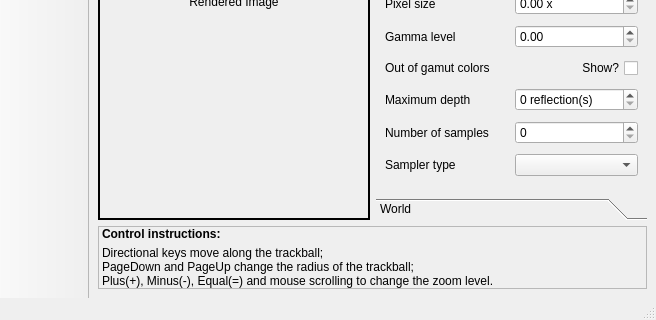
Old version of the form lib/mainwindow.ui in the repository thiagowfx/raytracer-lcg-2014; both pictures show x 0 to 656 and y 254 to 574 of the 656 by 574 pixel window.
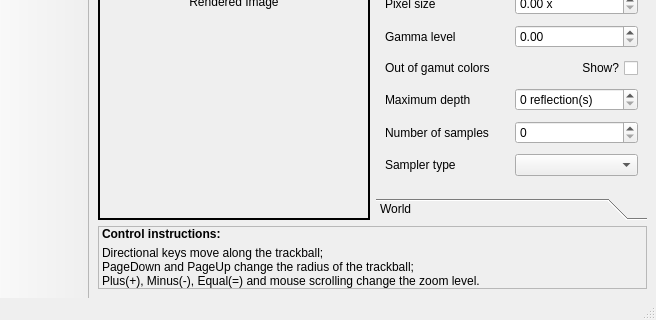
New version of the form. Icons and pictures are not drawn.

```diff
--- a/lib/mainwindow.ui
+++ b/lib/mainwindow.ui
@@ -249,7 +249,7 @@
 &lt;p style=&quot; margin-top:0px; margin-bottom:0px; margin-left:0px; margin-right:0px; -qt-block-indent:0; text-indent:0px;&quot;&gt;&lt;span style=&quot; font-weight:600;&quot;&gt;Control instructions:&lt;/span&gt;&lt;/p&gt;
 &lt;ul style=&quot;margin-top: 0px; margin-bottom: 0px; margin-left: 0px; margin-right: 0px; -qt-list-indent: 0;&quot;&gt;&lt;li style=&quot; margin-top:5px; margin-bottom:0px; margin-left:0px; margin-right:0px; -qt-block-indent:0; text-indent:0px;&quot;&gt;Directional keys move along the trackball;&lt;/li&gt;
 &lt;li style=&quot; margin-top:0px; margin-bottom:0px; margin-left:0px; margin-right:0px; -qt-block-indent:0; text-indent:0px;&quot;&gt;PageDown and PageUp change the radius of the trackball;&lt;/li&gt;
-&lt;li style=&quot; margin-top:0px; margin-bottom:12px; margin-left:0px; margin-right:0px; -qt-block-indent:0; text-indent:0px;&quot;&gt;Plus(+), Minus(-), Equal(=) and mouse scrolling to change the zoom level.&lt;/li&gt;&lt;/ul&gt;&lt;/body&gt;&lt;/html&gt;</string>
+&lt;li style=&quot; margin-top:0px; margin-bottom:12px; margin-left:0px; margin-right:0px; -qt-block-indent:0; text-indent:0px;&quot;&gt;Plus(+), Minus(-), Equal(=) and mouse scrolling change the zoom level.&lt;/li&gt;&lt;/ul&gt;&lt;/body&gt;&lt;/html&gt;</string>
       </property>
      </widget>
     </item>
```
